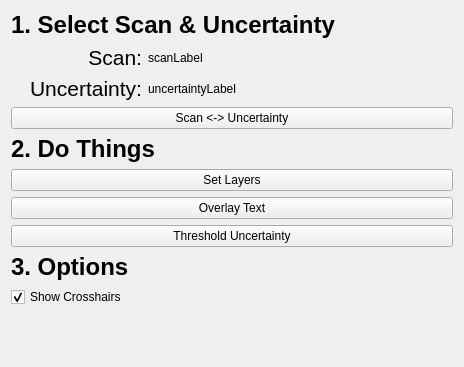
bonzo45/Final-Year-Project, file Sams_Project/Plugins/com.sam.finalyearproject/src/internal/Sams_ViewControls.ui: the form before one commit.
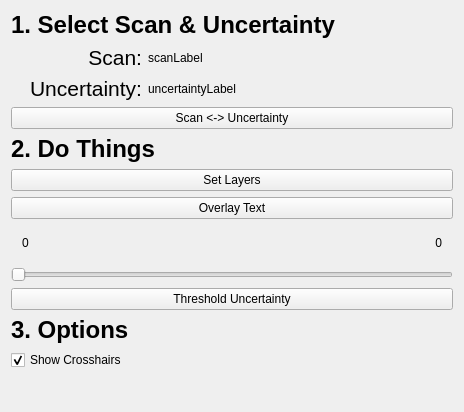
The form after the commit. Custom widgets are drawn as their Qt base class.

Commit message: Intensity range for uncertainty data is now calculated. Slider in that doesn't yet control it. Must fix the leading zero being printed, then display the actual values, then make them do something.

```diff
--- a/Sams_Project/Plugins/com.sam.finalyearproject/src/internal/Sams_ViewControls.ui
+++ b/Sams_Project/Plugins/com.sam.finalyearproject/src/internal/Sams_ViewControls.ui
@@ -7,7 +7,7 @@
     <x>0</x>
     <y>0</y>
     <width>464</width>
-    <height>367</height>
+    <height>412</height>
    </rect>
   </property>
   <property name="minimumSize">
@@ -173,6 +173,48 @@
      </property>
     </widget>
    </item>
+   <item>
+    <widget class="QWidget" name="widget" native="true">
+     <layout class="QHBoxLayout" name="horizontalLayout_3">
+      <item>
+       <widget class="QLabel" name="labelSliderLeft">
+        <property name="text">
+         <string>0</string>
+        </property>
+       </widget>
+      </item>
+      <item>
+       <widget class="QLabel" name="labelSliderRight">
+        <property name="text">
+         <string>0</string>
+        </property>
+        <property name="alignment">
+         <set>Qt::AlignRight|Qt::AlignTrailing|Qt::AlignVCenter</set>
+        </property>
+       </widget>
+      </item>
+     </layout>
+     <zorder>thresholdSlider</zorder>
+     <zorder>labelSliderRight</zorder>
+     <zorder>labelSliderLeft</zorder>
+    </widget>
+   </item>
+   <item>
+    <widget class="QmitkFloatingPointSpanSlider" name="thresholdSlider">
+     <property name="toolTip">
+      <string>Change transfer function window range.</string>
+     </property>
+     <property name="orientation">
+      <enum>Qt::Horizontal</enum>
+     </property>
+     <property name="tickPosition">
+      <enum>QSlider::NoTicks</enum>
+     </property>
+     <property name="tickInterval">
+      <number>1</number>
+     </property>
+    </widget>
+   </item>
    <item>
     <widget class="QPushButton" name="buttonThreshold">
      <property name="text">
@@ -226,6 +268,13 @@
   </layout>
  </widget>
  <layoutdefault spacing="6" margin="11"/>
+ <customwidgets>
+  <customwidget>
+   <class>QmitkFloatingPointSpanSlider</class>
+   <extends>QSlider</extends>
+   <header location="global">QmitkFloatingPointSpanSlider.h</header>
+  </customwidget>
+ </customwidgets>
  <resources/>
  <connections/>
 </ui>
```
The commit also changes 2 other files.
